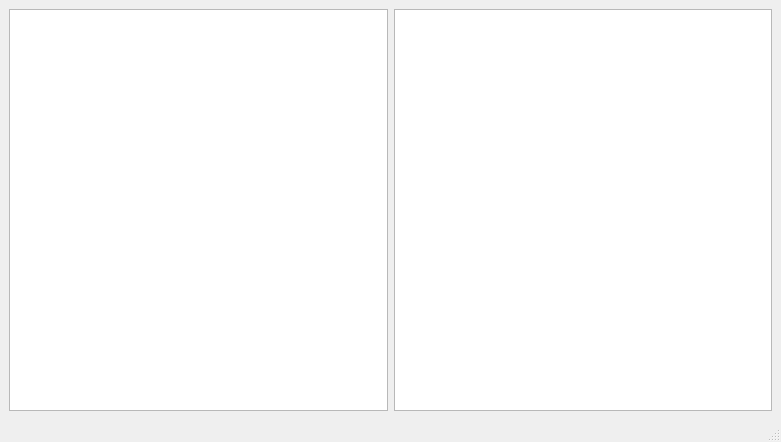
Qt form tools/mainwindow.ui (haiiliin/pyabaqus) before a commit.
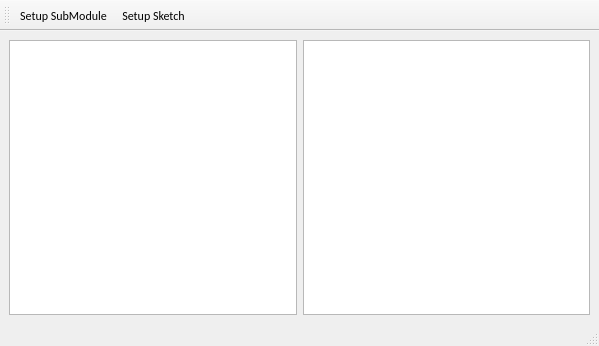
The same form after that commit.

Commit message: Optimized ConstrainedSketch

```diff
--- a/tools/mainwindow.ui
+++ b/tools/mainwindow.ui
@@ -6,10 +6,15 @@
    <rect>
     <x>0</x>
     <y>0</y>
-    <width>781</width>
-    <height>442</height>
+    <width>599</width>
+    <height>346</height>
    </rect>
   </property>
+  <property name="font">
+   <font>
+    <family>Calibri</family>
+   </font>
+  </property>
   <property name="windowTitle">
    <string>MainWindow</string>
   </property>
@@ -48,6 +53,35 @@
    </property>
   </widget>
   <widget class="QStatusBar" name="statusbar"/>
+  <widget class="QToolBar" name="toolBar">
+   <property name="windowTitle">
+    <string>toolBar</string>
+   </property>
+   <attribute name="toolBarArea">
+    <enum>TopToolBarArea</enum>
+   </attribute>
+   <attribute name="toolBarBreak">
+    <bool>false</bool>
+   </attribute>
+   <addaction name="actionSetupSubModule"/>
+   <addaction name="actionSetupSketch"/>
+  </widget>
+  <action name="actionSetupSubModule">
+   <property name="text">
+    <string>Setup SubModule</string>
+   </property>
+   <property name="toolTip">
+    <string>Setup SubModule</string>
+   </property>
+  </action>
+  <action name="actionSetupSketch">
+   <property name="text">
+    <string>Setup Sketch</string>
+   </property>
+   <property name="toolTip">
+    <string>Setup Sketch</string>
+   </property>
+  </action>
  </widget>
  <resources/>
  <connections/>
```
Left out of the diff: 4 changed lines with no effect on the pictures. The commit also changes 172 other files.
